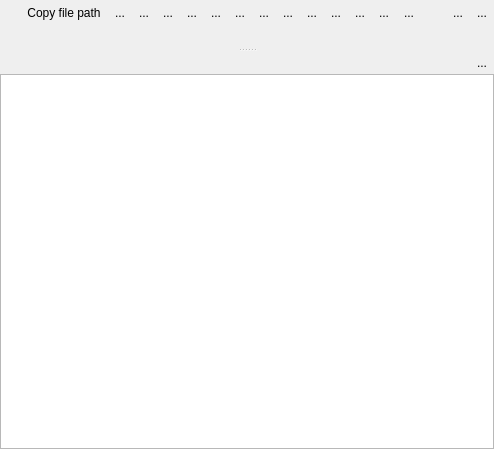
Old version of the form Viewer/ecflowUI/src/OutputItemWidget.ui in the repository ecmwf/ecflow.
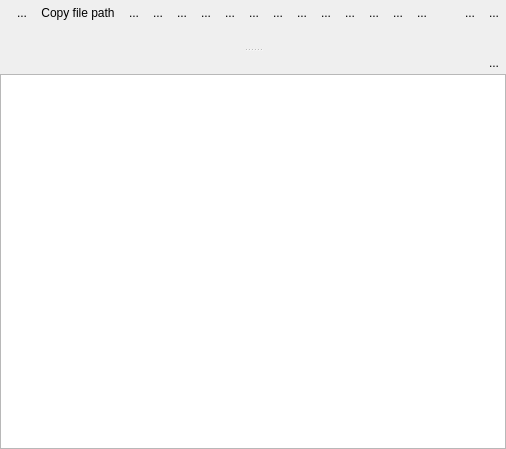
New version of the form. Icons and pictures are not drawn. Custom widgets are drawn as their Qt base class.

Commit message: ecFlowUI: add option to show compact file info label in Output panel ECFLOW-1758

What changed in the file:
```diff
--- a/Viewer/ecflowUI/src/OutputItemWidget.ui
+++ b/Viewer/ecflowUI/src/OutputItemWidget.ui
@@ -43,7 +43,7 @@
         <widget class="MessageLabel" name="messageLabel_" native="true"/>
        </item>
        <item>
-        <layout class="QHBoxLayout" name="horizontalLayout" stretch="1,0,0,0,0,0,0,0,0,0,0,0,0,0,0,0,0,0,0,0">
+        <layout class="QHBoxLayout" name="horizontalLayout" stretch="1,0,0,0,0,0,0,0,0,0,0,0,0,0,0,0,0,0,0,0,0,0">
          <property name="spacing">
           <number>0</number>
          </property>
@@ -54,6 +54,38 @@
            </property>
           </widget>
          </item>
+         <item>
+          <spacer name="horizontalSpacer_3">
+           <property name="orientation">
+            <enum>Qt::Horizontal</enum>
+           </property>
+           <property name="sizeType">
+            <enum>QSizePolicy::Fixed</enum>
+           </property>
+           <property name="sizeHint" stdset="0">
+            <size>
+             <width>3</width>
+             <height>20</height>
+            </size>
+           </property>
+          </spacer>
+         </item>
+         <item>
+          <widget class="QToolButton" name="expandFileInfoTb_">
+           <property name="toolTip">
+            <string>Expand file info label</string>
+           </property>
+           <property name="text">
+            <string>...</string>
+           </property>
+           <property name="checkable">
+            <bool>true</bool>
+           </property>
+           <property name="autoRaise">
+            <bool>true</bool>
+           </property>
+          </widget>
+         </item>
          <item>
           <widget class="QToolButton" name="copyPathTb_">
            <property name="toolTip">
```
The commit also changes 11 other files.
